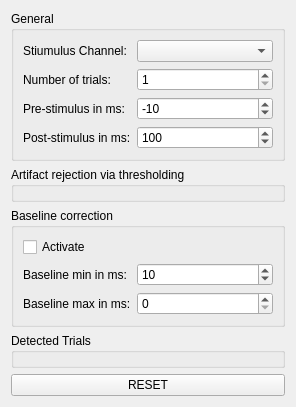
Qt form libraries/disp/viewers/formfiles/averagingsettingsview.ui (mne-tools/mne-cpp) before a commit.
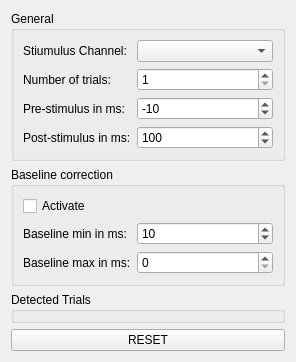
The same form after that commit.

Commit message: [SC-170] Add more option to artifact rejection when doing averaging and creat separate GUI in Disp

What changed in the file:
```diff
--- a/libraries/disp/viewers/formfiles/averagingsettingsview.ui
+++ b/libraries/disp/viewers/formfiles/averagingsettingsview.ui
@@ -7,7 +7,7 @@
     <x>0</x>
     <y>0</y>
     <width>296</width>
-    <height>407</height>
+    <height>358</height>
    </rect>
   </property>
   <property name="windowTitle">
@@ -107,7 +107,7 @@
      <zorder>m_pSpinBoxPostStimMSeconds</zorder>
     </widget>
    </item>
-   <item row="2" column="0">
+   <item row="1" column="0">
     <widget class="QGroupBox" name="groupBox_3">
      <property name="title">
       <string>Baseline correction</string>
@@ -169,27 +169,20 @@
      </layout>
     </widget>
    </item>
-   <item row="3" column="0">
+   <item row="2" column="0">
     <widget class="QGroupBox" name="m_groupBox_detectedTrials">
      <property name="title">
       <string>Detected Trials</string>
      </property>
     </widget>
    </item>
-   <item row="4" column="0">
+   <item row="3" column="0">
     <widget class="QPushButton" name="m_pushButton_reset">
      <property name="text">
       <string>RESET</string>
      </property>
     </widget>
    </item>
-   <item row="1" column="0">
-    <widget class="QGroupBox" name="m_groupBox_artifactRejection">
-     <property name="title">
-      <string>Artifact rejection via thresholding</string>
-     </property>
-    </widget>
-   </item>
   </layout>
  </widget>
  <resources/>
```
The commit also changes 7 other files.
